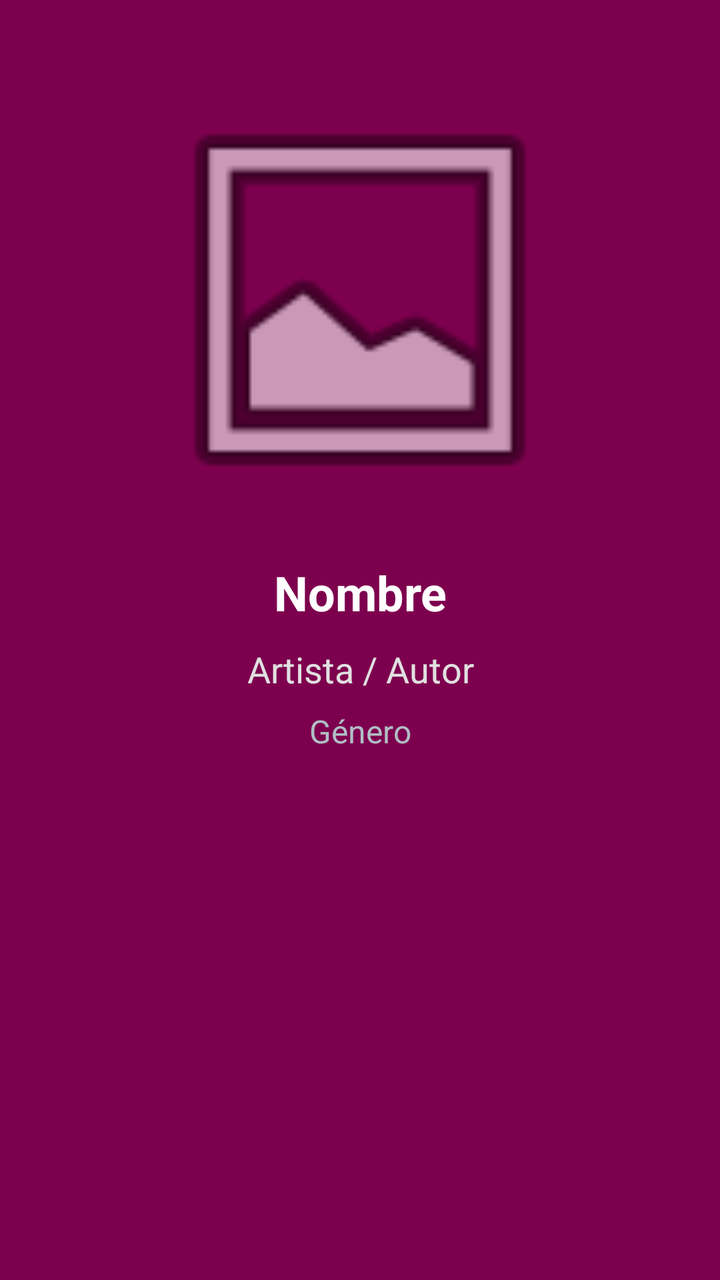
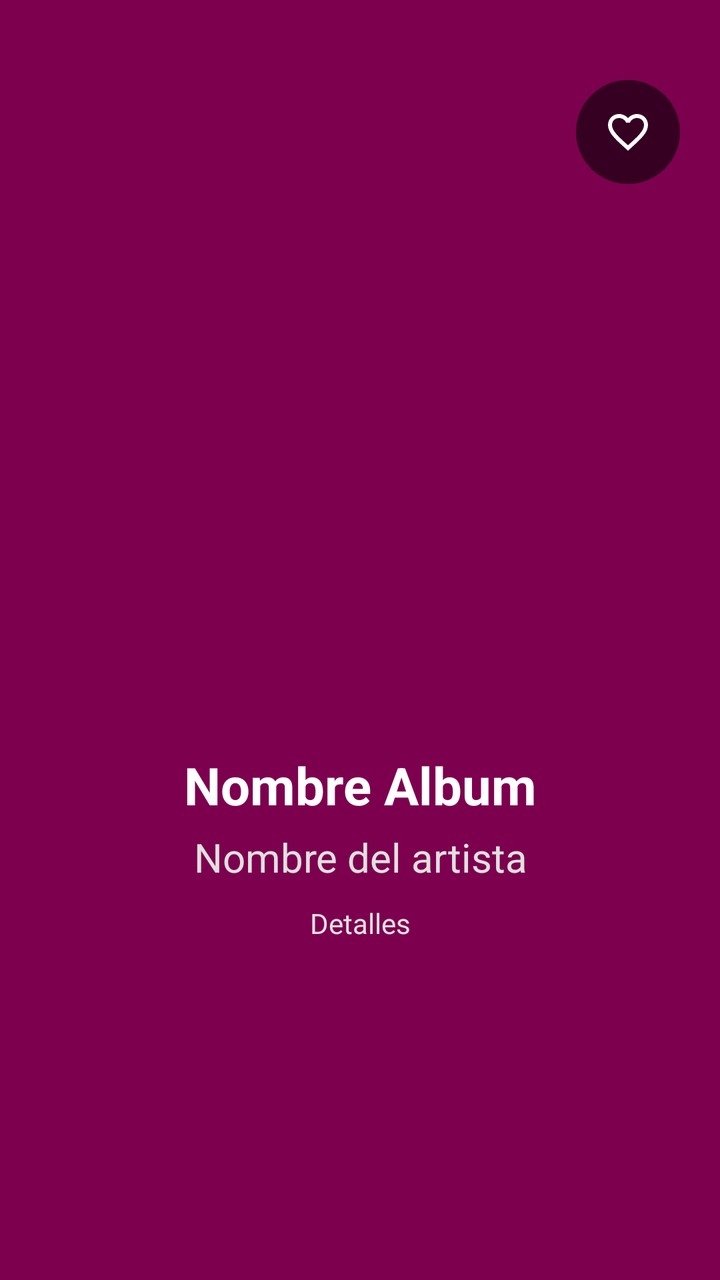

Before-and-after screenshots of an Android layout around one commit, followed by the original layout XML and the change that was made.
<!-- AndroidManifest.xml: application theme Theme.Reviewly -->
<!-- res/layout/activity_deta.xml -->
<?xml version="1.0" encoding="utf-8"?>
<androidx.constraintlayout.widget.ConstraintLayout xmlns:android="http://schemas.android.com/apk/res/android"
    xmlns:app="http://schemas.android.com/apk/res-auto"
    xmlns:tools="http://schemas.android.com/tools"
    android:id="@+id/main"
    android:layout_width="match_parent"
    android:layout_height="match_parent"
    android:background="#7D004E"
    tools:context=".detaActivity">

    <ScrollView
        android:layout_width="match_parent"
        android:layout_height="match_parent"
        android:padding="20dp"
        app:layout_constraintBottom_toBottomOf="parent"
        app:layout_constraintEnd_toEndOf="parent"
        app:layout_constraintStart_toStartOf="parent"
        app:layout_constraintTop_toTopOf="parent">

        <LinearLayout
            android:layout_width="match_parent"
            android:layout_height="wrap_content"
            android:gravity="center_horizontal"
            android:orientation="vertical">

            <ImageView
                android:id="@+id/imgPortadaDetail"
                android:layout_width="220dp"
                android:layout_height="220dp"
                android:layout_marginTop="20dp"
                android:scaleType="centerCrop"
                android:src="@android:drawable/ic_menu_gallery" />

            <TextView
                android:id="@+id/tvNombreAlbumDetail"
                android:layout_width="match_parent"
                android:layout_height="wrap_content"
                android:layout_marginTop="20dp"
                android:gravity="center"
                android:text="Nombre"
                android:textColor="#FFFFFF"
                android:textSize="24sp"
                android:textStyle="bold" />

            <TextView
                android:id="@+id/tvArtistaAlbumDetail"
                android:layout_width="match_parent"
                android:layout_height="wrap_content"
                android:layout_marginTop="10dp"
                android:gravity="center"
                android:text="Artista / Autor"
                android:textColor="#E0E0E0"
                android:textSize="18sp" />

            <TextView
                android:id="@+id/tvGeneroAlbumDetail"
                android:layout_width="match_parent"
                android:layout_height="wrap_content"
                android:layout_marginTop="8dp"
                android:gravity="center"
                android:text="Género"
                android:textColor="#B0BEC5"
                android:textSize="16sp" />

            <TextView
                android:id="@+id/tvresultado"
                android:layout_width="match_parent"
                android:layout_height="wrap_content"
                android:layout_marginTop="25dp"
                android:textColor="#FFFFFF"
                android:textSize="16sp" />

        </LinearLayout>
    </ScrollView>

</androidx.constraintlayout.widget.ConstraintLayout>
<!-- resources referenced by this layout -->
<resources>
  <style name="Theme.Reviewly" parent="Base.Theme.Reviewly" />
  <style name="Base.Theme.Reviewly" parent="Theme.Material3.DayNight.NoActionBar">
          
          
      </style>
</resources>

<!-- the commit's change to res/layout/activity_deta.xml (unified diff, before → after) -->
@@ -1,5 +1,6 @@
 <?xml version="1.0" encoding="utf-8"?>
-<androidx.constraintlayout.widget.ConstraintLayout xmlns:android="http://schemas.android.com/apk/res/android"
+<FrameLayout
+    xmlns:android="http://schemas.android.com/apk/res/android"
     xmlns:app="http://schemas.android.com/apk/res-auto"
     xmlns:tools="http://schemas.android.com/tools"
     android:id="@+id/main"
@@ -8,69 +9,93 @@
     android:background="#7D004E"
     tools:context=".detaActivity">
 
-    <ScrollView
+    <androidx.constraintlayout.widget.ConstraintLayout
         android:layout_width="match_parent"
-        android:layout_height="match_parent"
-        android:padding="20dp"
-        app:layout_constraintBottom_toBottomOf="parent"
-        app:layout_constraintEnd_toEndOf="parent"
-        app:layout_constraintStart_toStartOf="parent"
-        app:layout_constraintTop_toTopOf="parent">
+        android:layout_height="wrap_content">
 
-        <LinearLayout
-            android:layout_width="match_parent"
+        <FrameLayout
+            android:id="@+id/contenedorPortadas"
+            android:layout_width="0dp"
+            android:layout_height="0dp"
+            app:layout_constraintDimensionRatio="1:1"
+            app:layout_constraintEnd_toEndOf="parent"
+            app:layout_constraintStart_toStartOf="parent"
+            app:layout_constraintTop_toTopOf="parent">
+
+            
+            <ImageView
+                android:id="@+id/imgPortadaDetalle"
+                android:layout_width="match_parent"
+                android:layout_height="match_parent"
+                android:scaleType="centerCrop"/>
+
+            
+
+            
+            <ImageButton
+                android:id="@+id/btnFavorito"
+                android:layout_width="52dp"
+                android:layout_height="52dp"
+                android:layout_gravity="top|end"
+                android:layout_marginTop="40dp"
+                android:layout_marginEnd="20dp"
+                android:background="@drawable/bg_boton_circular"
+                android:padding="12dp"
+                android:src="@drawable/ic_favorite_border" />
+
+        </FrameLayout>
+
+        
+        <TextView
+            android:id="@+id/tvNombreAlbumDetalle"
+            android:layout_width="0dp"
             android:layout_height="wrap_content"
-            android:gravity="center_horizontal"
-            android:orientation="vertical">
+            android:layout_marginTop="15dp"
+            android:layout_marginStart="25dp"
+            android:layout_marginEnd="25dp"
+            android:ellipsize="end"
+            android:gravity="center"
+            android:maxLines="2"
+            android:text="Nombre Album"
+            android:textColor="@color/white"
+            android:textSize="26sp"
+            android:textStyle="bold"
+            app:layout_constraintEnd_toEndOf="parent"
+            app:layout_constraintStart_toStartOf="parent"
+            app:layout_constraintTop_toBottomOf="@id/contenedorPortadas"/>
 
-            <ImageView
-                android:id="@+id/imgPortadaDetail"
-                android:layout_width="220dp"
-                android:layout_height="220dp"
-                android:layout_marginTop="20dp"
-                android:scaleType="centerCrop"
-                android:src="@android:drawable/ic_menu_gallery" />
+        <TextView
+            android:id="@+id/tvArtistaAlbumDetalle"
+            android:layout_width="0dp"
+            android:layout_height="wrap_content"
+            android:layout_marginStart="24dp"
+            android:layout_marginTop="5dp"
+            android:layout_marginEnd="24dp"
+            android:ellipsize="end"
+            android:gravity="center"
+            android:maxLines="1"
+            android:text="Nombre del artista"
+            android:textColor="#E0E0E0"
+            android:textSize="20sp"
+            app:layout_constraintEnd_toEndOf="parent"
+            app:layout_constraintStart_toStartOf="parent"
+            app:layout_constraintTop_toBottomOf="@id/tvNombreAlbumDetalle" />
 
-            <TextView
-                android:id="@+id/tvNombreAlbumDetail"
-                android:layout_width="match_parent"
-                android:layout_height="wrap_content"
-                android:layout_marginTop="20dp"
-                android:gravity="center"
-                android:text="Nombre"
-                android:textColor="#FFFFFF"
-                android:textSize="24sp"
-                android:textStyle="bold" />
+        <TextView
+            android:id="@+id/tvAlbumDetalle"
+            android:layout_width="0dp"
+            android:layout_height="wrap_content"
+            android:layout_marginStart="24dp"
+            android:layout_marginTop="10dp"
+            android:layout_marginEnd="24dp"
+            android:gravity="center"
+            android:text="Detalles"
+            android:textColor="#E0E0E0"
+            android:textSize="14sp"
+            app:layout_constraintEnd_toEndOf="parent"
+            app:layout_constraintStart_toStartOf="parent"
+            app:layout_constraintTop_toBottomOf="@id/tvArtistaAlbumDetalle" />
 
-            <TextView
-                android:id="@+id/tvArtistaAlbumDetail"
-                android:layout_width="match_parent"
-                android:layout_height="wrap_content"
-                android:layout_marginTop="10dp"
-                android:gravity="center"
-                android:text="Artista / Autor"
-                android:textColor="#E0E0E0"
-                android:textSize="18sp" />
+    </androidx.constraintlayout.widget.ConstraintLayout>
 
-            <TextView
-                android:id="@+id/tvGeneroAlbumDetail"
-                android:layout_width="match_parent"
-                android:layout_height="wrap_content"
-                android:layout_marginTop="8dp"
-                android:gravity="center"
-                android:text="Género"
-                android:textColor="#B0BEC5"
-                android:textSize="16sp" />
-
-            <TextView
-                android:id="@+id/tvresultado"
-                android:layout_width="match_parent"
-                android:layout_height="wrap_content"
-                android:layout_marginTop="25dp"
-                android:textColor="#FFFFFF"
-                android:textSize="16sp" />
-
-        </LinearLayout>
-    </ScrollView>
-
-</androidx.constraintlayout.widget.ConstraintLayout>
+</FrameLayout>
<!-- resource entries referenced after the edit -->
@@ -1,5 +1,26 @@
 <!-- resources referenced by this layout -->
 <resources>
+  <color name="white">#FFFFFFFF</color>
+  <!-- drawable bg_boton_circular (drawable) -->
+  <?xml version="1.0" encoding="utf-8"?>
+  <shape xmlns:android="http://schemas.android.com/apk/res/android"
+      android:shape="oval">
+  
+      
+      <solid android:color="#90000000"/>
+  
+  </shape>
+  <!-- drawable ic_favorite_border (drawable) -->
+  <vector xmlns:android="http://schemas.android.com/apk/res/android"
+      android:width="24dp"
+      android:height="24dp"
+      android:viewportWidth="24"
+      android:viewportHeight="24"
+      android:tint="#FFFFFF">
+    <path
+        android:fillColor="@android:color/white"
+        android:pathData="M16.5,3c-1.74,0 -3.41,0.81 -4.5,2.09C10.91,3.81 9.24,3 7.5,3 4.42,3 2,5.42 2,8.5c0,3.78 3.4,6.86 8.55,11.54L12,21.35l1.45,-1.32C18.6,15.36 22,12.28 22,8.5 22,5.42 19.58,3 16.5,3zM12.1,18.55l-0.1,0.1 -0.1,-0.1C7.14,14.24 4,11.39 4,8.5 4,6.5 5.5,5 7.5,5c1.54,0 3.04,0.99 3.57,2.36h1.87C13.46,5.99 14.96,5 16.5,5c2,0 3.5,1.5 3.5,3.5 0,2.89 -3.14,5.74 -7.9,10.05z"/>
+  </vector>
   <style name="Theme.Reviewly" parent="Base.Theme.Reviewly" />
   <style name="Base.Theme.Reviewly" parent="Theme.Material3.DayNight.NoActionBar">
           
